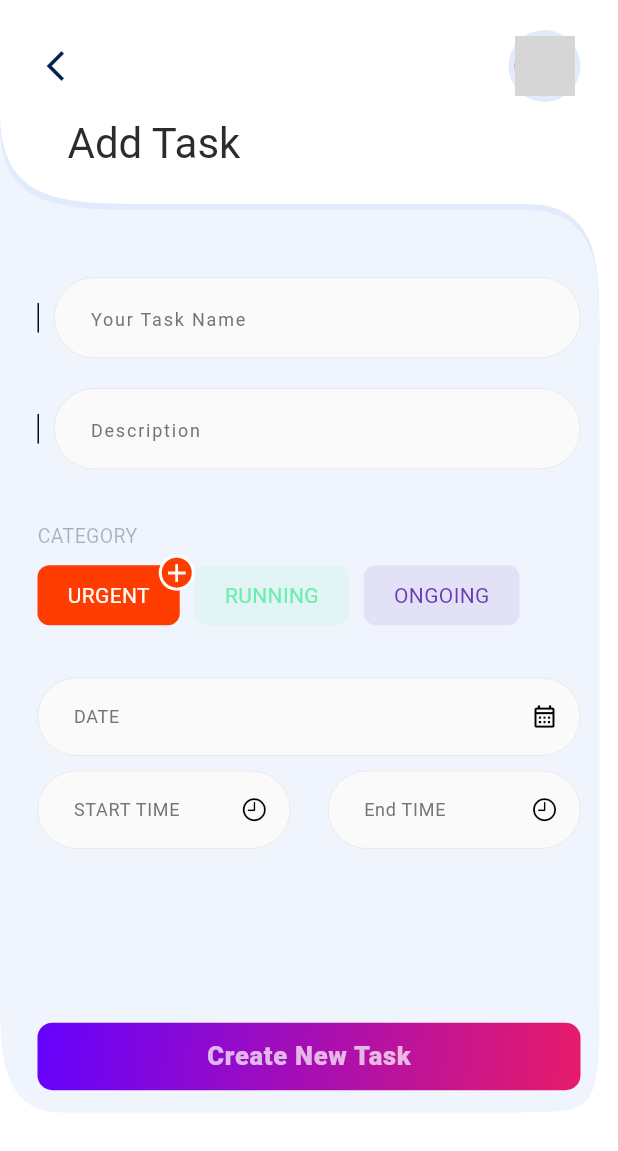
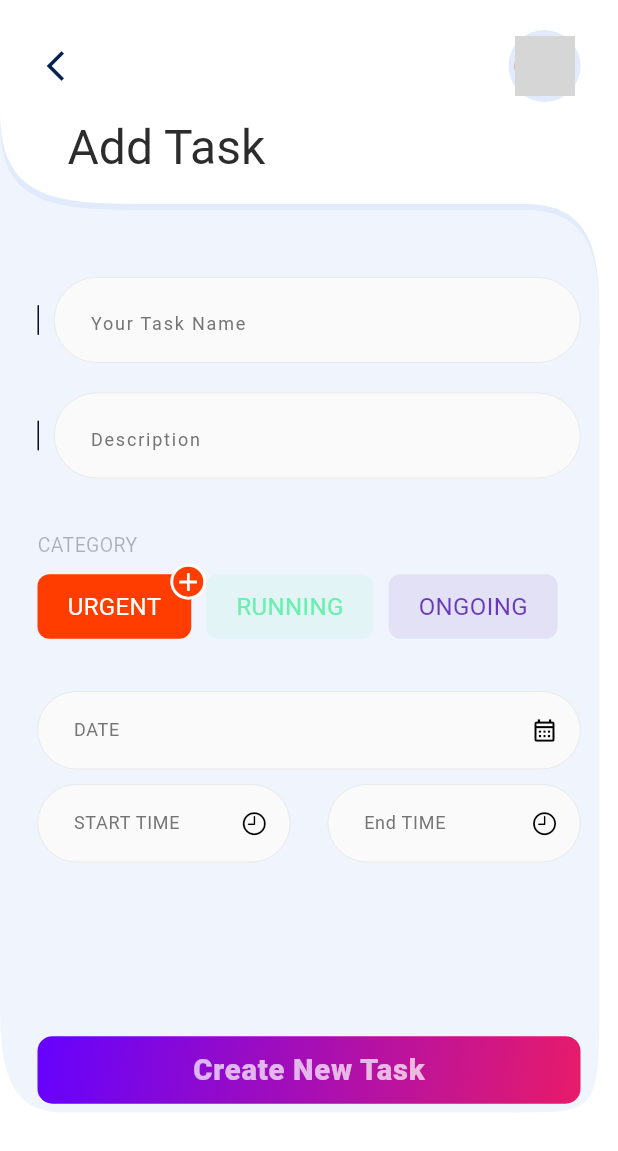
Before and after one commit to jbjason/task_07, a Flutter app: the AddTaskScreen screen opened by its route, on a phone screen of 412 x 824 dp. Shown: the top 1151 px of the screen. Run offline on Flutter 3.47's test engine with Material 3 defaults, Android fonts, the phone set to English and light mode, and no system bars; our stand-ins replace calendar_timeline, dio, elegant_notification, firebase_auth, firebase_core, flutter_screenutil and 4 more; accounts and stored records are empty; network calls fail; project files that could hold a hidden picture were left out; grey boxes are pictures that could not be loaded.

Commit message:
screeUtil & code-cleanUp added

```diff
--- a/lib/config/theme/theme.dart
+++ b/lib/config/theme/theme.dart
@@ -1,20 +1,8 @@
 import 'package:flutter/material.dart';
+import 'package:flutter_screenutil/flutter_screenutil.dart';
 import 'package:google_fonts/google_fonts.dart';
 import 'package:task_07/core/util/my_color.dart';
 import 'package:task_07/core/util/my_string.dart';
-
-abstract class AppColors {
-  static const secondary = Color(0xFF3B76F6);
-  static const accent = Color(0xFFD6755B);
-  static const textDark = Color(0xFF53585A);
-  static const textLigth = Color(0xFFF5F5F5);
-  static const textFaded = Color(0xFF9899A5);
-  static const iconLight = Color(0xFFB1B4C0);
-  static const iconDark = Color(0xFFB1B3C1);
-  static const textHighlight = secondary;
-  static const cardLight = Color(0xFFEEEEEE);
-  static const cardDark = Color(0xFF303334);
-}
 
 abstract class AppTheme {
   static final visualDensity = VisualDensity.adaptivePlatformDensity;
@@ -27,62 +15,62 @@ abstract class AppTheme {
             textStyle: TextStyle(
               color: MyColor.textColor,
               fontFamily: MyString.libreBold,
-              fontSize: 28,
+              fontSize: 28.w,
             ),
           ),
           titleMedium: GoogleFonts.fjallaOne(
             textStyle: TextStyle(
               color: MyColor.textColor,
-              fontSize: 25,
+              fontSize: 25.w,
               fontFamily: MyString.libreBold,
             ),
           ),
           titleSmall: GoogleFonts.fjallaOne(
             textStyle: TextStyle(
-              fontSize: 18,
+              fontSize: 18.w,
               color: MyColor.textColor,
               fontFamily: MyString.libreBold,
             ),
           ),
           bodyLarge: GoogleFonts.fjallaOne(
             textStyle: TextStyle(
-              fontSize: 17,
+              fontSize: 17.w,
               color: MyColor.textColor,
               fontFamily: MyString.libreRegular,
             ),
           ),
           bodyMedium: GoogleFonts.fjallaOne(
             textStyle: TextStyle(
-              fontSize: 14,
+              fontSize: 14.w,
               color: MyColor.textColor,
               fontFamily: MyString.libreRegular,
             ),
           ),
           bodySmall: GoogleFonts.fjallaOne(
             textStyle: TextStyle(
-              fontSize: 11,
+              fontSize: 11.w,
               color: MyColor.textColor,
               fontFamily: MyString.libreRegular,
             ),
           ),
           labelLarge: TextStyle(
-            fontSize: 16,
+            fontSize: 16.w,
             color: MyColor.textColor,
             fontFamily: MyString.sherifTechRegular,
           ),
           labelMedium: TextStyle(
-            fontSize: 14,
+            fontSize: 14.w,
             color: MyColor.textColor,
             fontFamily: MyString.sherifTechRegular,
           ),
           labelSmall: TextStyle(
-            fontSize: 11,
+            fontSize: 11.w,
             color: MyColor.textColor,
             fontFamily: MyString.sherifTechRegular,
           ),
         ),
         scaffoldBackgroundColor: Colors.white,
-        cardColor: AppColors.cardLight,
+        cardColor: MyColor.cardLight,
         iconTheme: const IconThemeData(color: MyColor.bluePrimary),
         appBarTheme: const AppBarTheme(
           iconTheme: IconThemeData(color: Colors.white, size: 20),
@@ -161,11 +149,11 @@ abstract class AppTheme {
             foregroundColor: WidgetStateProperty.all(Colors.white),
           ),
         ),
-        dialogTheme: const DialogTheme(
+        dialogTheme: DialogTheme(
           backgroundColor: Colors.white,
           contentTextStyle: TextStyle(
             fontFamily: "Poppins_Regular",
-            fontSize: 14,
+            fontSize: 14.w,
             color: MyColor.textColor,
             fontWeight: FontWeight.w600,
           ),
@@ -173,7 +161,7 @@ abstract class AppTheme {
         tabBarTheme: TabBarTheme(
           labelColor: Colors.white,
           labelStyle: TextStyle(
-            fontSize: 14,
+            fontSize: 14.w,
             fontFamily: MyString.rubikRegular,
             fontWeight: FontWeight.bold,
           ),
@@ -191,33 +179,33 @@ abstract class AppTheme {
         visualDensity: visualDensity,
         textTheme: const TextTheme(
           titleLarge: TextStyle(
-            color: AppColors.textLigth,
+            color: MyColor.textLigth,
             fontSize: 17,
           ),
           titleMedium: TextStyle(
-            color: AppColors.textLigth,
+            color: MyColor.textLigth,
             fontSize: 11,
             letterSpacing: 0.3,
           ),
           bodyLarge: TextStyle(
             fontSize: 11,
-            color: AppColors.textFaded,
+            color: MyColor.textFaded,
           ),
           bodyMedium: TextStyle(
             fontSize: 11,
-            color: AppColors.textFaded,
+            color: MyColor.textFaded,
           ),
           bodySmall: TextStyle(
             fontSize: 11,
-            color: AppColors.textFaded,
+            color: MyColor.textFaded,
           ),
         ),
         scaffoldBackgroundColor: const Color(0xFF1B1E1F),
-        cardColor: AppColors.cardDark,
-        iconTheme: const IconThemeData(color: AppColors.iconLight),
+        cardColor: MyColor.cardDark,
+        iconTheme: const IconThemeData(color: MyColor.iconLight),
         colorScheme: ThemeData()
             .colorScheme
-            .copyWith(secondary: AppColors.accent)
+            .copyWith(secondary: MyColor.accent)
             .copyWith(surface: const Color(0xFF1B1E1F)),
       );
 }
--- a/lib/core/util/my_color.dart
+++ b/lib/core/util/my_color.dart
@@ -1,6 +1,6 @@
 import 'package:flutter/material.dart';
 
-class MyColor {
+abstract class MyColor {
   static const logBackColor = Color(0xFF060C22);
   static const logGradient1Color = Color(0xFF6502FE);
   static const logGradient2Color = Color(0xFFE71B6A);
@@ -29,4 +29,16 @@ class MyColor {
   static const primaryColor = Colors.deepOrange;
   static const accentColor = Colors.orange;
   static const bodyHintBoxColor = Color(0xFFE3F2FD);
+
+
+  static const secondary = Color(0xFF3B76F6);
+  static const accent = Color(0xFFD6755B);
+  static const textDark = Color(0xFF53585A);
+  static const textLigth = Color(0xFFF5F5F5);
+  static const textFaded = Color(0xFF9899A5);
+  static const iconLight = Color(0xFFB1B4C0);
+  static const iconDark = Color(0xFFB1B3C1);
+  static const textHighlight = secondary;
+  static const cardLight = Color(0xFFEEEEEE);
+  static const cardDark = Color(0xFF303334);
 }
--- a/lib/core/util/my_dialog.dart
+++ b/lib/core/util/my_dialog.dart
@@ -98,17 +98,6 @@ class MyDialog {
     ).show(context);
   }
 
-
-
-  Future<bool> showExitPopup(BuildContext context) async {
-    return showAlertDialog(
-      context: context,
-      title: _getExitTitle,
-      content: _getExitSubContent,
-      actions: _getExitActionButtons(context),
-    );
-  }
-
   Future<bool> showAlertDialog(
       {required BuildContext context,
       required Widget title,
@@ -138,44 +127,5 @@ class MyDialog {
     return f ?? false;
   }
 
-  Widget get _getExitTitle => const Text(
-        'Exit App',
-        style: TextStyle(
-            fontFamily: "poppins_regular", fontWeight: FontWeight.bold),
-      );
-  Widget get _getExitSubContent => const Text(
-        'Do you want to exit SoowGood?',
-        style: TextStyle(
-            fontFamily: "poppins_regular",
-            fontSize: 14,
-            fontWeight: FontWeight.w600),
-      );
-  List<Widget> _getExitActionButtons(BuildContext context) => [
-        ElevatedButton(
-          onPressed: () => Navigator.of(context).pop(false),
-          style: ButtonStyle(
-            backgroundColor: WidgetStateProperty.all(MyColor.skySecondary),
-          ),
-          child: const Text(
-            'No',
-            style: TextStyle(color: MyColor.bluePrimary),
-          ),
-        ),
-        Padding(
-          padding: const EdgeInsets.only(right: 4.0),
-          child: ElevatedButton(
-            onPressed: () {
-              Navigator.of(context).pop(true);
-              //SystemNavigator.pop();
-            },
-            style: ButtonStyle(
-              backgroundColor: WidgetStateProperty.all(MyColor.bluePrimary),
-            ),
-            child: const Text(
-              'Yes',
-              style: TextStyle(color: MyColor.ashhLight),
-            ),
-          ),
-        ),
-      ];
+
 }
--- a/lib/core/util/my_image.dart
+++ b/lib/core/util/my_image.dart
@@ -1,27 +1,4 @@
 class MyImage {
-  // onboard
-  static const  maleModelImg ="assets/images/man_img.png";
-  static const  femaleModelImg ="assets/images/female_img.png";
-  static const  trainerImg ="assets/images/trainer_img.jpg";
-
-  static const  bellyFatImg ="assets/images/onboard/belly_fat_img.png";
-  static const  buildMuscleImg ="assets/images/onboard/build_muscle_img.png";
-  static const  buttLiftImg ="assets/images/onboard/butt_lift_img.png";
-  static const  loseWeightImg ="assets/images/onboard/lost_weight_img.png";
-  static const  rectanglePointertImg ="assets/images/onboard/rectangle_pointer_img.png";
-
-  // navIcons image
-  static const homeIconImg = "assets/icons/home.svg";
-  static const homeIconFillImg = "assets/icons/home_fill.svg";
-  static const appointmentIconImg = "assets/icons/appointment.svg";
-  static const appointmentIconFillImg = "assets/icons/appointment_fill.svg";
-  static const patientIconImg = "assets/icons/patient.svg";
-  static const patientIconFillImg = "assets/icons/patient_fill.svg";
-  static const profileIconImg = "assets/icons/profile.svg";
-  static const profileIconFillImg = "assets/icons/profile_fill.svg";
-
-
   static const randomImage = "https://picsum.photos/200/300?random=10";
 
-
 }
--- a/lib/main.dart
+++ b/lib/main.dart
@@ -1,5 +1,6 @@
 import 'package:firebase_core/firebase_core.dart';
 import 'package:flutter/material.dart';
+import 'package:flutter_screenutil/flutter_screenutil.dart';
 import 'package:provider/provider.dart';
 import 'package:task_07/config/route/routes.dart';
 import 'package:task_07/config/theme/theme.dart';
@@ -21,6 +22,11 @@ class MyApp extends StatelessWidget {
   const MyApp({super.key});
   @override
   Widget build(BuildContext context) {
+    return ScreenUtilInit(
+      designSize: const Size(360, 690),
+      minTextAdapt: true,
+      splitScreenMode: true,
+      builder: (_, child) {
         return MultiProvider(
           providers: [
             ChangeNotifierProvider(create: (_) => AuthProvider()),
@@ -34,5 +40,7 @@ class MyApp extends StatelessWidget {
             home: const SplashScreen(),
           ),
         );
+      },
+    );
   }
 }
--- a/pubspec.yaml
+++ b/pubspec.yaml
@@ -22,6 +22,7 @@ dependencies:
   firebase_auth: ^5.6.1
   hive: ^2.2.3
   hive_flutter: ^1.1.0
+  flutter_screenutil: ^5.9.3
 
 dev_dependencies:
   flutter_test:
```
Also changed, not shown: lib/feature/home/data/repository/home_repository.dart (+0 -24 lines). Lines whose indentation alone changed are shown as unchanged.
